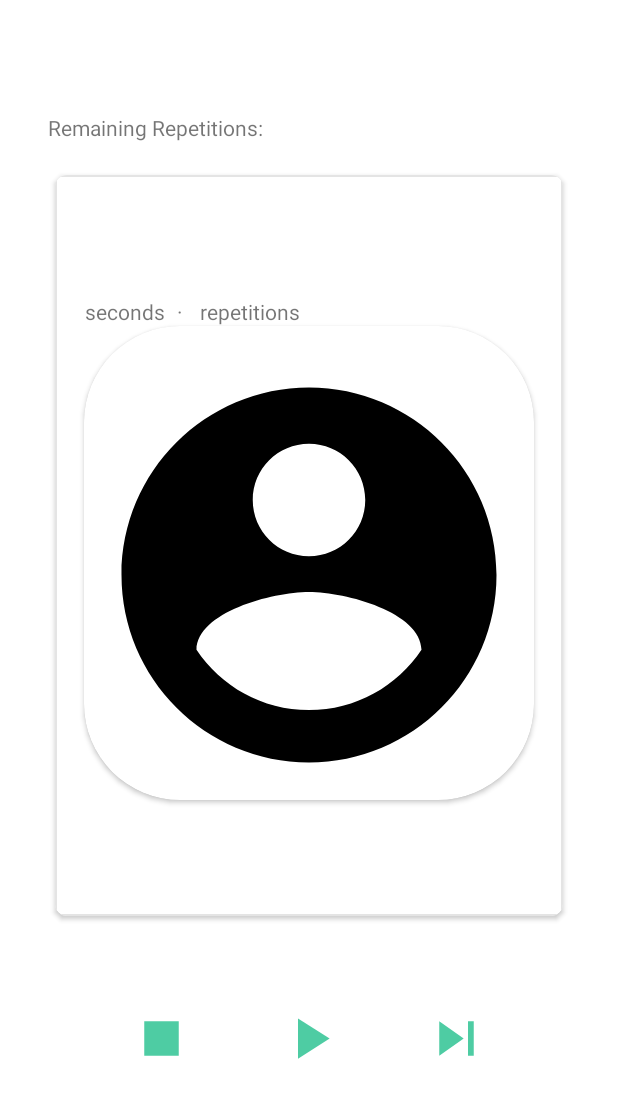
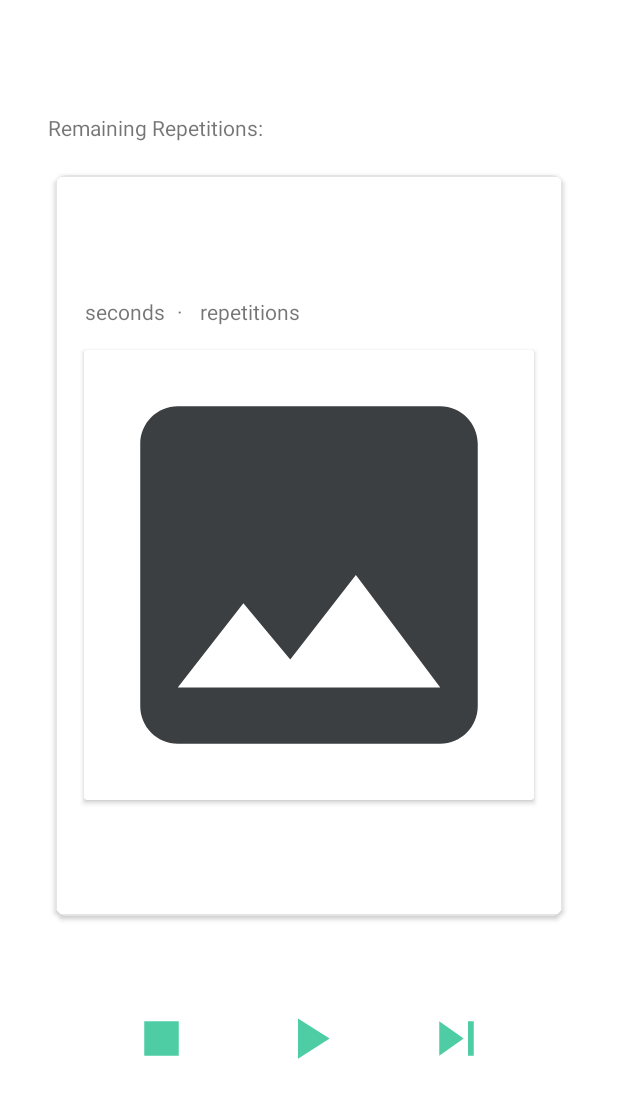
Before and after one commit to JuArce/HCI_TP3_ProfitApp, an Android app: the RoutineExecutionDetailedFragment screen opened through its navigation route, on a phone screen of 412 x 824 dp, the part 84-1202 px from its top. Run offline under Robolectric (Android 15) with nearby library versions, the phone set to English and light mode, and no system bars; our stand-ins replace Picasso, data binding; network calls fail; pictures from the network do not load; 1 statement that could not run was skipped.

Commit message:
Image added to execution.

```diff
--- /dev/null
+++ b/app/src/main/res/drawable/ic_baseline_photo_24.xml
@@ -0,0 +1,5 @@
+<vector android:height="24dp" android:tint="#3C3F41"
+    android:viewportHeight="24" android:viewportWidth="24"
+    android:width="24dp" xmlns:android="http://schemas.android.com/apk/res/android">
+    <path android:fillColor="@android:color/white" android:pathData="M21,19V5c0,-1.1 -0.9,-2 -2,-2H5c-1.1,0 -2,0.9 -2,2v14c0,1.1 0.9,2 2,2h14c1.1,0 2,-0.9 2,-2zM8.5,13.5l2.5,3.01L14.5,12l4.5,6H5l3.5,-4.5z"/>
+</vector>
--- a/app/src/main/res/layout-land/fragment_routine_execution_detailed.xml
+++ b/app/src/main/res/layout-land/fragment_routine_execution_detailed.xml
@@ -93,13 +93,11 @@
                     android:layout_width="wrap_content"
                     android:layout_height="wrap_content"
                     android:layout_marginStart="16dp"
-                    android:layout_marginTop="32dp"
+                    android:layout_marginTop="8dp"
                     android:text="@{cycleExercise.exercise.name}"
                     android:textSize="16sp"
                     android:textStyle="bold"
-                    app:layout_constraintEnd_toEndOf="parent"
-                    app:layout_constraintHorizontal_bias="0.0"
-                    app:layout_constraintStart_toEndOf="@+id/exercise_image"
+                    app:layout_constraintStart_toEndOf="@+id/cardView"
                     app:layout_constraintTop_toTopOf="parent" />
 
                 <TextView
@@ -109,9 +107,7 @@
                     android:layout_marginStart="16dp"
                     android:layout_marginTop="16dp"
                     android:text="@{cycleExercise.exercise.detail}"
-                    app:layout_constraintEnd_toEndOf="parent"
-                    app:layout_constraintHorizontal_bias="0.0"
-                    app:layout_constraintStart_toEndOf="@+id/exercise_image"
+                    app:layout_constraintStart_toEndOf="@+id/cardView"
                     app:layout_constraintTop_toBottomOf="@+id/exercise_name" />
 
                 <TextView
@@ -121,9 +117,7 @@
                     android:layout_marginStart="16dp"
                     android:layout_marginTop="16dp"
                     android:text="@{cycleExercise.duration.toString()}"
-                    app:layout_constraintEnd_toStartOf="@+id/seconds"
-                    app:layout_constraintHorizontal_bias="0.0"
-                    app:layout_constraintStart_toEndOf="@+id/exercise_image"
+                    app:layout_constraintStart_toEndOf="@+id/cardView"
                     app:layout_constraintTop_toBottomOf="@+id/exercise_detail" />
 
                 <TextView
@@ -172,26 +166,43 @@
                     app:layout_constraintStart_toEndOf="@+id/exercise_repetitions"
                     app:layout_constraintTop_toBottomOf="@+id/exercise_detail" />
 
-
-                <VideoView
-                    android:id="@+id/exercise_image"
-                    android:layout_width="180dp"
-                    android:layout_height="180dp"
+                <androidx.cardview.widget.CardView
+                    android:id="@+id/cardView"
+                    android:layout_width="wrap_content"
+                    android:layout_height="wrap_content"
                     android:layout_marginStart="16dp"
-                    android:layout_marginTop="16dp"
-                    android:layout_marginBottom="16dp"
+                    android:layout_marginTop="8dp"
+                    android:layout_marginBottom="8dp"
                     app:layout_constraintBottom_toBottomOf="parent"
                     app:layout_constraintStart_toStartOf="parent"
-                    app:layout_constraintTop_toTopOf="parent" />
+                    app:layout_constraintTop_toTopOf="parent">
+
+                    <androidx.constraintlayout.widget.ConstraintLayout
+                        android:layout_width="wrap_content"
+                        android:layout_height="wrap_content">
+
+                        <ImageView
+                            android:id="@+id/exercise_image"
+                            android:layout_width="180dp"
+                            android:layout_height="180dp"
+                            android:scaleType="fitXY"
+                            android:src="@drawable/ic_baseline_photo_24"
+                            app:layout_constraintBottom_toBottomOf="parent"
+                            app:layout_constraintEnd_toEndOf="parent"
+                            app:layout_constraintStart_toStartOf="parent"
+                            app:layout_constraintTop_toTopOf="parent" />
+                    </androidx.constraintlayout.widget.ConstraintLayout>
+
+                </androidx.cardview.widget.CardView>
 
                 <TextView
                     android:id="@+id/counter"
                     android:layout_width="wrap_content"
                     android:layout_height="wrap_content"
                     android:textSize="34sp"
-                    app:layout_constraintBottom_toBottomOf="@+id/exercise_image"
+                    app:layout_constraintBottom_toBottomOf="parent"
                     app:layout_constraintEnd_toEndOf="parent"
-                    app:layout_constraintStart_toEndOf="@+id/exercise_image"
+                    app:layout_constraintStart_toEndOf="@+id/cardView"
                     app:layout_constraintTop_toBottomOf="@+id/exercise_time" />
 
             </androidx.constraintlayout.widget.ConstraintLayout>
--- a/app/src/main/res/layout/fragment_routine_execution_detailed.xml
+++ b/app/src/main/res/layout/fragment_routine_execution_detailed.xml
@@ -176,7 +176,7 @@
                     android:id="@+id/cardView"
                     android:layout_width="wrap_content"
                     android:layout_height="wrap_content"
-                    app:cardCornerRadius="64dp"
+                    android:layout_marginTop="16dp"
                     app:layout_constraintEnd_toEndOf="parent"
                     app:layout_constraintStart_toStartOf="parent"
                     app:layout_constraintTop_toBottomOf="@+id/exercise_time">
@@ -189,10 +189,8 @@
                             android:id="@+id/exercise_image"
                             android:layout_width="300dp"
                             android:layout_height="300dp"
-                            android:layout_marginTop="16dp"
-                            android:contentDescription="@string/profileImage"
                             android:scaleType="fitXY"
-                            android:src="@drawable/ic_baseline_account_circle_24"
+                            android:src="@drawable/ic_baseline_photo_24"
                             app:layout_constraintBottom_toBottomOf="parent"
                             app:layout_constraintEnd_toEndOf="parent"
                             app:layout_constraintStart_toStartOf="parent"
```
